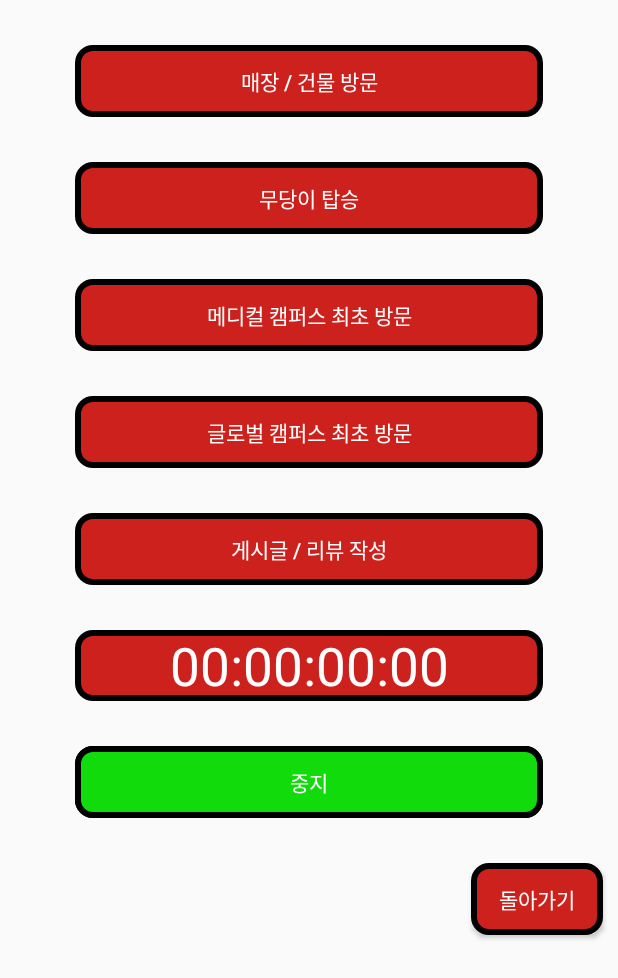
After one commit to Talking-Potato/Campus_Book, an Android app: the MissionActivity screen opened directly, with no data from a screen before it, on a phone screen of 412 x 824 dp. The commit adds this screen. Shown: the top 978 px of the screen. Run offline under Robolectric (Android 15) with nearby library versions, the phone set to English and light mode, and no system bars.

Commit message:
qr코드 찍었을때 넘어가는 mission activity 생성

```diff
--- a/app/src/main/AndroidManifest.xml
+++ b/app/src/main/AndroidManifest.xml
@@ -5,7 +5,7 @@
 
     <uses-permission android:name="android.permission.ACCESS_FINE_LOCATION" />
     <uses-permission android:name="android.permission.ACCESS_COARSE_LOCATION" />
-    <uses-permission android:name="android.permission.INTERNET"/>
+    <uses-permission android:name="android.permission.INTERNET" />
 
     <application
         android:allowBackup="false"
@@ -16,13 +16,8 @@
         android:supportsRtl="true"
         android:theme="@style/Theme.Term_Project"
         tools:replace="android:allowBackup">
-        <activity
-                android:name=".AchievementActivity"
-                android:exported="false" />
 
         <meta-data
-
-
             android:name="com.google.android.geo.API_KEY"
             android:value="AIzaSyCbp04AZZ_KEoDoDF1ZNrfHg-NketDJZ0g" /> <!-- // 성구 키값 -->
         <activity
@@ -41,10 +36,10 @@
             tools:replace="screenOrientation" />
         <activity android:name=".SignupActivity" />
         <activity android:name=".HomeActivity" />
-
+        <activity android:name=".MissionActivity" />
         <activity android:name=".MapActivity" />
         <activity android:name=".MyLevelActivity" />
-
+        <activity android:name=".AchievementActivity" />
         <activity android:name=".ScanQRActivity" />
     </application>
 
--- /dev/null
+++ b/app/src/main/java/com/example/term_project/MissionActivity.java
@@ -0,0 +1,109 @@
+package com.example.term_project;
+
+import androidx.appcompat.app.AppCompatActivity;
+
+import android.annotation.SuppressLint;
+import android.content.Intent;
+import android.os.Bundle;
+import android.os.Handler;
+import android.os.Message;
+import android.view.View;
+import android.widget.Button;
+import android.widget.TextView;
+
+public class MissionActivity extends AppCompatActivity {
+    int value = 0;
+    Button timer_start, timer_stop, back;
+    TextView time;
+    Boolean on = true;
+    Thread thread;
+    String record = "";
+
+    @Override
+    protected void onCreate(Bundle savedInstanceState) {
+        super.onCreate(savedInstanceState);
+        setContentView(R.layout.activity_mission);
+
+        timer_start = (Button) findViewById(R.id.timer_start);
+        timer_stop = (Button) findViewById(R.id.btnStop);
+        time = (TextView) findViewById(R.id.textView);
+        back = (Button) findViewById(R.id.Back);
+
+        timer_start.setOnClickListener(new View.OnClickListener() {
+            @Override
+            public void onClick(View v) {
+                v.setVisibility(View.GONE);
+                timer_stop.setVisibility(View.VISIBLE);
+
+                // create time thread and start it
+                thread = new Thread(new timeThread());
+                thread.start();
+            }
+        });
+
+        timer_stop.setOnClickListener(new View.OnClickListener() {
+            @Override
+            public void onClick(View v) {
+                // Make start button visible and set rest invisible
+                v.setVisibility(View.GONE);
+
+                timer_start.setVisibility(View.VISIBLE);
+
+                //Interrupt the thread
+                thread.interrupt();
+                // initialize textView and record
+                time.setText("00:00:00:00");
+                record="";
+
+            }
+        });
+
+        back.setOnClickListener(new View.OnClickListener(){
+            @Override
+            public void onClick(View v){
+                Intent intent = new Intent(MissionActivity.this, HomeActivity.class);
+                startActivity(intent);
+            }
+        });
+    }
+
+    @SuppressLint("HandlerLeak")
+    // create Handler
+    Handler handler = new Handler(){
+        @Override
+        public void handleMessage(Message msg) {
+            // format time
+            int mSec = msg.arg1 % 100;
+            int sec = (msg.arg1 / 100) % 60;
+            int min = (msg.arg1 /100) / 60;
+            int hour = (msg.arg1 / 100) / 360;
+            String result = String.format("%02d:%02d:%02d:%02d", hour, min, sec, mSec);
+            //set the result to the textview
+            time.setText(result);
+        }
+    };
+
+    //thread implementing the method runnable
+    public class timeThread implements Runnable{
+        @Override
+        public void run() {
+            int i = 0;
+            while(true){
+                while(on){
+                    //If pause button pressed, thread will stop
+                    Message msg = new Message();
+                    msg.arg1=i++;
+                    // send message with handler
+                    handler.sendMessage(msg);
+                    try {
+                        Thread.sleep(10);
+                    } catch (InterruptedException e) {
+                        e.printStackTrace();
+                        // If it receive interrupt, return
+                        return;
+                    }
+                }
+            }
+        }
+    }
+}
--- a/app/src/main/java/com/example/term_project/ScanQRActivity.java
+++ b/app/src/main/java/com/example/term_project/ScanQRActivity.java
@@ -9,6 +9,8 @@ import androidx.appcompat.app.AppCompatActivity;
 
 import com.google.zxing.integration.android.IntentIntegrator;
 import com.google.zxing.integration.android.IntentResult;
+
+import java.util.MissingFormatArgumentException;
 
 public class ScanQRActivity extends AppCompatActivity {
     private IntentIntegrator qrScan;
@@ -35,7 +37,7 @@ public class ScanQRActivity extends AppCompatActivity {
             else{   //content 가 있을때
                 Toast.makeText(this, "Scanned: " + result.getContents(), Toast.LENGTH_LONG).show();
                 uri = result.getContents();
-                Intent intent = new Intent(Intent.ACTION_VIEW, Uri.parse(uri));
+                Intent intent = new Intent(ScanQRActivity.this, MissionActivity.class);
                 startActivity(intent);
             }
         }
--- /dev/null
+++ b/app/src/main/res/drawable/button_border.xml
@@ -0,0 +1,10 @@
+<?xml version="1.0" encoding="utf-8"?>
+<shape xmlns:android="http://schemas.android.com/apk/res/android"
+    android:padding="10dp"
+    android:shape="rectangle">
+
+    <stroke android:width="4dp" android:color="#000000"/>
+    <solid android:color="#cc211d"/>
+    <corners
+        android:radius="10dp"/>
+</shape>
--- /dev/null
+++ b/app/src/main/res/drawable/state_background_active.xml
@@ -0,0 +1,10 @@
+<?xml version="1.0" encoding="utf-8"?>
+<shape xmlns:android="http://schemas.android.com/apk/res/android"
+    android:padding="10dp"
+    android:shape="rectangle">
+
+    <stroke android:width="4dp" android:color="#000000"/>
+    <solid android:color="#11db0b"/>
+    <corners
+        android:radius="10dp"/>
+</shape>
--- /dev/null
+++ b/app/src/main/res/drawable/state_background_unactive.xml
@@ -0,0 +1,10 @@
+<?xml version="1.0" encoding="utf-8"?>
+<shape xmlns:android="http://schemas.android.com/apk/res/android"
+    android:padding="10dp"
+    android:shape="rectangle">
+
+    <stroke android:width="4dp" android:color="#000000"/>
+    <solid android:color="#cc211d"/>
+    <corners
+        android:radius="10dp"/>
+</shape>
--- /dev/null
+++ b/app/src/main/res/layout/activity_mission.xml
@@ -0,0 +1,108 @@
+<?xml version="1.0" encoding="utf-8"?>
+<LinearLayout xmlns:android="http://schemas.android.com/apk/res/android"
+    xmlns:app="http://schemas.android.com/apk/res-auto"
+    xmlns:tools="http://schemas.android.com/tools"
+    android:layout_width="match_parent"
+    android:layout_height="match_parent"
+    android:orientation="vertical"
+    tools:context=".MissionActivity">
+
+    <Button
+        android:id="@+id/Visitbutton"
+        android:layout_width="match_parent"
+        android:layout_height="wrap_content"
+        android:layout_marginHorizontal="50dp"
+        android:layout_marginTop="30dp"
+        android:background="@drawable/button_border"
+        android:textColor="#ffffff"
+        android:text="매장 / 건물 방문" />
+
+    <Button
+        android:id="@+id/RideLadybug"
+        android:layout_width="match_parent"
+        android:layout_height="wrap_content"
+        android:layout_marginHorizontal="50dp"
+        android:layout_marginTop="30dp"
+        android:background="@drawable/button_border"
+        android:textColor="#ffffff"
+        android:text="무당이 탑승" />
+
+    <Button
+        android:id="@+id/VisitMedical"
+        android:layout_width="match_parent"
+        android:layout_height="wrap_content"
+        android:layout_marginHorizontal="50dp"
+        android:layout_marginTop="30dp"
+        android:background="@drawable/button_border"
+        android:textColor="#ffffff"
+        android:text="메디컬 캠퍼스 최초 방문" />
+
+    <Button
+        android:id="@+id/VisitGlobal"
+        android:layout_width="match_parent"
+        android:layout_height="wrap_content"
+        android:layout_marginHorizontal="50dp"
+        android:layout_marginTop="30dp"
+        android:background="@drawable/button_border"
+        android:textColor="#ffffff"
+        android:text="글로벌 캠퍼스 최초 방문" />
+
+    <Button
+        android:id="@+id/Writing"
+        android:layout_width="match_parent"
+        android:layout_height="wrap_content"
+        android:layout_marginHorizontal="50dp"
+        android:layout_marginTop="30dp"
+        android:background="@drawable/button_border"
+        android:textColor="#ffffff"
+        android:text="게시글 / 리뷰 작성" />
+
+    <TextView
+        android:id="@+id/textView"
+        android:layout_width="match_parent"
+        android:layout_height="wrap_content"
+        android:text="@string/time"
+        android:textAlignment="center"
+        android:layout_marginHorizontal="50dp"
+        android:layout_marginTop="30dp"
+        android:textSize="35dp"
+        android:background="@drawable/state_background_unactive"
+        android:textColor="#ffffff" />
+
+    <RelativeLayout
+        android:layout_width="match_parent"
+        android:layout_height="wrap_content">
+
+        <Button
+            android:id="@+id/timer_start"
+            android:layout_width="match_parent"
+            android:layout_height="wrap_content"
+            android:layout_marginHorizontal="50dp"
+            android:layout_marginTop="30dp"
+            android:background="@drawable/state_background_unactive"
+            android:text="교내 Timer 시작"
+            android:textAllCaps="false"
+            android:textColor="#ffffff" />
+
+        <Button
+            android:id="@+id/btnStop"
+            android:layout_width="match_parent"
+            android:layout_height="wrap_content"
+            android:layout_marginHorizontal="50dp"
+            android:layout_marginTop="30dp"
+            android:background="@drawable/state_background_active"
+            android:text="중지"
+            android:textColor="#ffffff" />
+        </RelativeLayout>
+
+    <Button
+        android:id="@+id/Back"
+        android:layout_width="wrap_content"
+        android:layout_height="wrap_content"
+        android:layout_marginHorizontal="10dp"
+        android:layout_marginTop="30dp"
+        android:background="@drawable/button_border"
+        android:textColor="#ffffff"
+        android:layout_gravity="right"
+        android:text="돌아가기" />
+</LinearLayout>
--- a/app/src/main/res/values/strings.xml
+++ b/app/src/main/res/values/strings.xml
@@ -21,4 +21,6 @@
     <string name="level5Description">당신은\nLv5. --.. -.. ...- -... -... . .-..\n입니다</string>
     <!-- TODO: Remove or change this placeholder text -->
     <string name="hello_blank_fragment">Hello blank fragment</string>
+    <string name="time">00:00:00:00</string>
+
 </resources>
```
Lines whose indentation alone changed are shown as unchanged.
